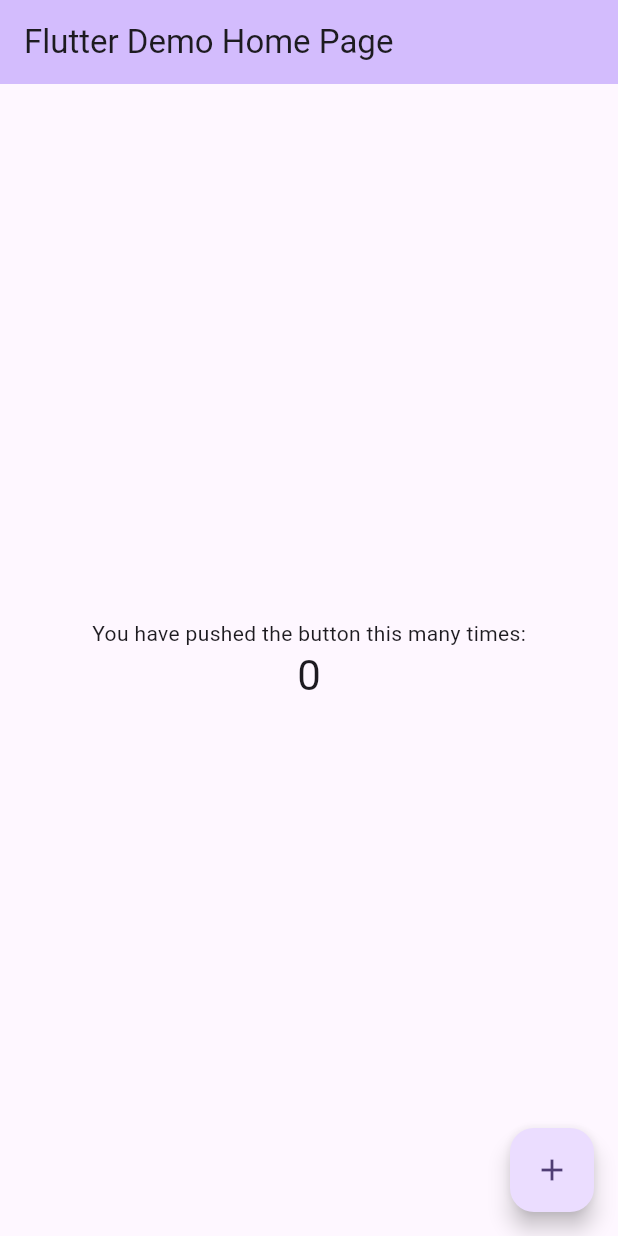
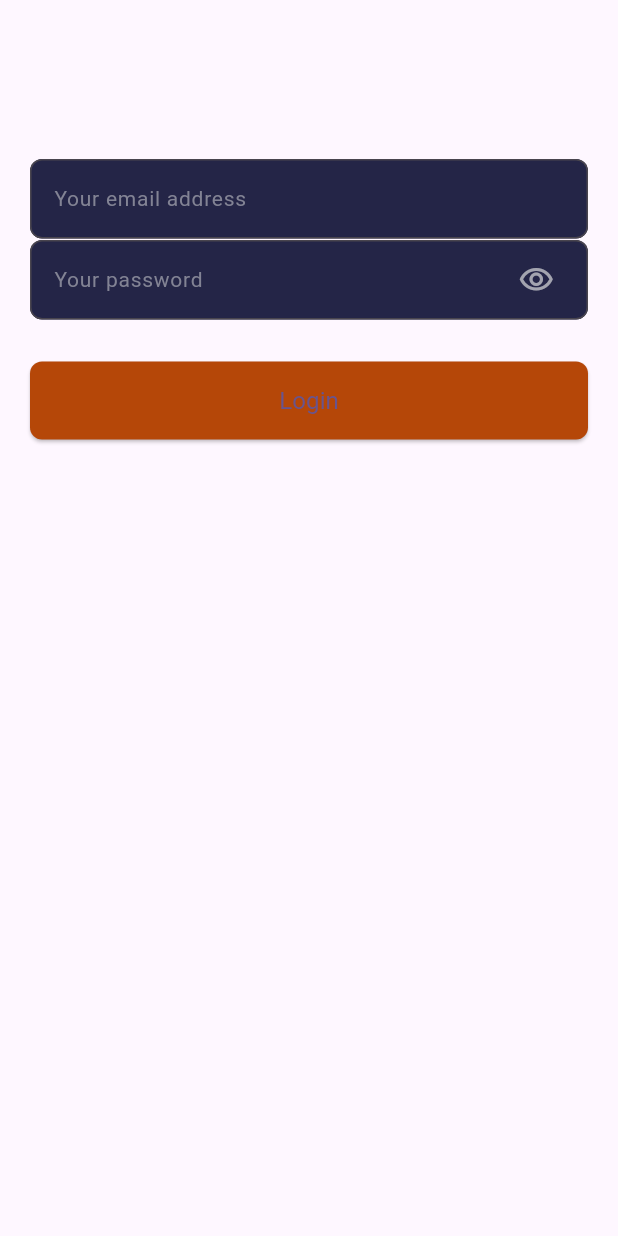
Before and after one commit to samithakuruwitaarachchi/flutter_test, a Flutter app: the screen it shows after launch, on a phone screen of 412 x 824 dp. Run offline on Flutter 3.47's test engine with Material 2 defaults, Android fonts, the phone set to English and light mode, and no system bars.

Commit message:
Login View added

```diff
--- /dev/null
+++ b/ecom/lib/constants/app_colors.dart
@@ -0,0 +1,31 @@
+
+class AppColors{
+
+  static int colorWhite = 0xffFFFFFF;
+  static int colorBackground = 0xFF171930;
+// blue
+  static int colorBlue = 0xff242547;
+  static int colorBlue2 = 0xff4D8AEB;
+  static int colorBlue3 = 0xff3B5998;
+  static int colorBlue4 = 0xff4385F4;
+  static int colorBlue5 = 0xff266ED7;
+  static int colorBlue6 = 0xff0D0F22;
+  static int colorBlue7 = 0xff1570EF;
+  static int colorBlue8 = 0xff1e203b;
+  static int colorBlue9 = 0xff363956;
+// gray
+  static int colorGray1 = 0xffA3A4AF;
+  static int colorGray2 = 0xffA3A4AF;
+  static int colorGray3 = 0xff828394;
+  static int colorGray4 = 0xffC5C5C5;
+  static int colorGray5 = 0xffE3E3E3;
+
+// yellow
+  static int colorYellow = 0xffB54708;
+
+// green
+  static int colorGreen = 0xff027A48;
+
+//  red
+  static int colorRed = 0xffB2393F;
+}
--- /dev/null
+++ b/ecom/lib/constants/app_strings.dart
@@ -0,0 +1,23 @@
+class AppStrings{
+
+  static String buttonTextNext = "Next";
+  static String loginTitleText = "Login to TaskOps";
+  static String loginDescText =
+      "See your to-do list by logging in to your account.";
+  static String loginLabelText = "Email address";
+  static String passwordLabelText = "Password";
+  static String forgotPasswordLabelText = "Forgot Password?";
+  static String loginButtonText = "Login";
+
+
+  static String hintTextEmail = "Your email address";
+  static String hintCreatePassword = "Your new password";
+  static String hintConfirmPassword = "Your confirmation password";
+  static String hintFirstName = "Your first name";
+  static String hintLastname = "Your last name";
+  static String hintPassword = "Your password";
+  static String cancelButtonText = "Cancel";
+  static String confirmButtonText = "Confirm";
+  static String createPasswordButtonText = "Create new password";
+
+}
--- a/ecom/lib/main.dart
+++ b/ecom/lib/main.dart
@@ -1,4 +1,9 @@
+import 'package:ecom/constants/app_strings.dart';
+import 'package:ecom/views/LoginView.dart';
 import 'package:flutter/material.dart';
+import 'package:flutter/services.dart';
+
+import 'constants/app_colors.dart';
 
 void main() {
   runApp(const MyApp());
@@ -13,40 +18,18 @@ class MyApp extends StatelessWidget {
     return MaterialApp(
       title: 'Flutter Demo',
       theme: ThemeData(
-        // This is the theme of your application.
-        //
-        // TRY THIS: Try running your application with "flutter run". You'll see
-        // the application has a blue toolbar. Then, without quitting the app,
-        // try changing the seedColor in the colorScheme below to Colors.green
-        // and then invoke "hot reload" (save your changes or press the "hot
-        // reload" button in a Flutter-supported IDE, or press "r" if you used
-        // the command line to start the app).
-        //
-        // Notice that the counter didn't reset back to zero; the application
-        // state is not lost during the reload. To reset the state, use hot
-        // restart instead.
-        //
-        // This works for code too, not just values: Most code changes can be
-        // tested with just a hot reload.
+
         colorScheme: ColorScheme.fromSeed(seedColor: Colors.deepPurple),
         useMaterial3: true,
       ),
-      home: const MyHomePage(title: 'Flutter Demo Home Page'),
+      home: LoginView(),
+      // home: const MyHomePage(title: 'Flutter Demo Home Page'),
     );
   }
 }
 
 class MyHomePage extends StatefulWidget {
   const MyHomePage({super.key, required this.title});
-
-  // This widget is the home page of your application. It is stateful, meaning
-  // that it has a State object (defined below) that contains fields that affect
-  // how it looks.
-
-  // This class is the configuration for the state. It holds the values (in this
-  // case the title) provided by the parent (in this case the App widget) and
-  // used by the build method of the State. Fields in a Widget subclass are
-  // always marked "final".
 
   final String title;
 
@@ -59,67 +42,76 @@ class _MyHomePageState extends State<MyHomePage> {
 
   void _incrementCounter() {
     setState(() {
-      // This call to setState tells the Flutter framework that something has
-      // changed in this State, which causes it to rerun the build method below
-      // so that the display can reflect the updated values. If we changed
-      // _counter without calling setState(), then the build method would not be
-      // called again, and so nothing would appear to happen.
+
       _counter++;
     });
   }
 
   @override
   Widget build(BuildContext context) {
-    // This method is rerun every time setState is called, for instance as done
-    // by the _incrementCounter method above.
-    //
-    // The Flutter framework has been optimized to make rerunning build methods
-    // fast, so that you can just rebuild anything that needs updating rather
-    // than having to individually change instances of widgets.
-    return Scaffold(
-      appBar: AppBar(
-        // TRY THIS: Try changing the color here to a specific color (to
-        // Colors.amber, perhaps?) and trigger a hot reload to see the AppBar
-        // change color while the other colors stay the same.
-        backgroundColor: Theme.of(context).colorScheme.inversePrimary,
-        // Here we take the value from the MyHomePage object that was created by
-        // the App.build method, and use it to set our appbar title.
-        title: Text(widget.title),
-      ),
-      body: Center(
-        // Center is a layout widget. It takes a single child and positions it
-        // in the middle of the parent.
-        child: Column(
-          // Column is also a layout widget. It takes a list of children and
-          // arranges them vertically. By default, it sizes itself to fit its
-          // children horizontally, and tries to be as tall as its parent.
+
+    final TextEditingController _emailController = TextEditingController();
+    final TextEditingController _passController = TextEditingController();
+    final textFieldFocusNode = FocusNode();
+    bool _obscured = true;
+    bool _emailvalidate = false;
+    bool _passvalidate = false;
+
+    return AnnotatedRegion<SystemUiOverlayStyle>(
+        value: SystemUiOverlayStyle.light,
+        child: Scaffold(
+          body: Padding(
+            padding: const EdgeInsets.fromLTRB(20, 105, 20, 0),
+            child: SingleChildScrollView(
+              child: Column(
+                crossAxisAlignment: CrossAxisAlignment.start,
+                children: [
+
+                  Padding(
+                    padding: const EdgeInsets.fromLTRB(0, 1, 0, 0),
+                    child: TextField(
+                      controller: _emailController,
+                      style: TextStyle(
+                        color: Color(AppColors.colorWhite),
+                        fontSize: 14,
+                      ),
+                      decoration: InputDecoration(
+                        errorText: _emailvalidate
+                            ? 'Please enter a valid email address.'
+                            : null,
+                        hintText: AppStrings.hintTextEmail,
+                        hintStyle: TextStyle(
+                          color: Color(AppColors.colorGray3),
+                          fontSize: 14,
+                          fontWeight: FontWeight.w400,
+                        ),
+                        filled: true,
+                        fillColor: Color(AppColors.colorBlue),
+                        border: OutlineInputBorder(
+                          borderRadius: BorderRadius.circular(8.0),
+                        ),
+                      ),
+                    ),
+                  ),
+
+                ],
+              ),
+            ),
+          )
+
+          // Center(
+          //   child: Column(
+          //     mainAxisAlignment: MainAxisAlignment.center,
+          //     children: <Widget>[
           //
-          // Column has various properties to control how it sizes itself and
-          // how it positions its children. Here we use mainAxisAlignment to
-          // center the children vertically; the main axis here is the vertical
-          // axis because Columns are vertical (the cross axis would be
-          // horizontal).
           //
-          // TRY THIS: Invoke "debug painting" (choose the "Toggle Debug Paint"
-          // action in the IDE, or press "p" in the console), to see the
-          // wireframe for each widget.
-          mainAxisAlignment: MainAxisAlignment.center,
-          children: <Widget>[
-            const Text(
-              'You have pushed the button this many times:',
-            ),
-            Text(
-              '$_counter',
-              style: Theme.of(context).textTheme.headlineMedium,
-            ),
-          ],
-        ),
-      ),
-      floatingActionButton: FloatingActionButton(
-        onPressed: _incrementCounter,
-        tooltip: 'Increment',
-        child: const Icon(Icons.add),
-      ), // This trailing comma makes auto-formatting nicer for build methods.
+          //
+          //     ],
+          //   ),
+          // ),
+        )
     );
+
+
   }
 }
--- /dev/null
+++ b/ecom/lib/views/LoginView.dart
@@ -0,0 +1,177 @@
+import 'package:flutter/cupertino.dart';
+import 'package:flutter/material.dart';
+import 'package:flutter/services.dart';
+
+import '../constants/app_colors.dart';
+import '../constants/app_strings.dart';
+
+class LoginView extends StatefulWidget {
+  const LoginView({Key? key}) : super(key: key);
+
+  @override
+  State<LoginView> createState() => _LoginViewState();
+}
+
+class _LoginViewState extends State<LoginView> {
+  @override
+  Widget build(BuildContext context) {
+    final TextEditingController _emailController = TextEditingController();
+    final TextEditingController _passController = TextEditingController();
+    final textFieldFocusNode = FocusNode();
+    bool _obscured = true;
+    bool _emailvalidate = false;
+    bool _passvalidate = false;
+
+    void _toggleObscured() {
+      setState(() {
+        _obscured = !_obscured;
+        if (textFieldFocusNode.hasPrimaryFocus)
+          return; // If focus is on text field, dont unfocus
+        textFieldFocusNode.canRequestFocus =
+        false; // Prevents focus if tap on eye
+      });
+    }
+
+    return AnnotatedRegion<SystemUiOverlayStyle>(
+        value: SystemUiOverlayStyle.light,
+        child: Scaffold(
+            body: Padding(
+              padding: const EdgeInsets.fromLTRB(20, 105, 20, 0),
+              child: SingleChildScrollView(
+                child: Column(
+                  crossAxisAlignment: CrossAxisAlignment.center,
+                  children: [
+                    Padding(
+                      padding: const EdgeInsets.fromLTRB(0, 1, 0, 0),
+                      child:
+                      TextField(
+                        controller: _emailController,
+                        style: TextStyle(
+                          color: Color(AppColors.colorWhite),
+                          fontSize: 14,
+                        ),
+                        decoration: InputDecoration(
+                          errorText: _emailvalidate
+                              ? 'Please enter a valid email address.'
+                              : null,
+                          hintText: AppStrings.hintTextEmail,
+                          hintStyle: TextStyle(
+                            color: Color(AppColors.colorGray3),
+                            fontSize: 14,
+                            fontWeight: FontWeight.w400,
+                          ),
+                          filled: true,
+                          fillColor: Color(AppColors.colorBlue),
+                          border: OutlineInputBorder(
+                            borderRadius: BorderRadius.circular(8.0),
+                          ),
+                        ),
+                      ),
+                    ),
+
+                    Padding(
+                      padding: const EdgeInsets.fromLTRB(0, 1, 0, 0),
+                      child: TextField(
+                        controller: _passController,
+                        keyboardType: TextInputType.visiblePassword,
+                        obscureText: _obscured,
+                        focusNode: textFieldFocusNode,
+                        obscuringCharacter: "*",
+                        style: TextStyle(
+                          color: Color(AppColors.colorWhite),
+                          fontSize: 14,
+                        ),
+                        decoration: InputDecoration(
+                          errorText: _passvalidate
+                              ? 'Please enter a correct password.'
+                              : null,
+                          hintText: AppStrings.hintPassword,
+                          hintStyle: TextStyle(
+                            color: Color(AppColors.colorGray3),
+                            fontSize: 14,
+                            fontWeight: FontWeight.w400,
+                          ),
+                          border: OutlineInputBorder(
+                            borderRadius: BorderRadius.circular(8.0),
+                          ),
+                          filled: true,
+                          fillColor: Color(AppColors.colorBlue),
+                          suffixIcon: Padding(
+                            padding: const EdgeInsets.fromLTRB(0, 0, 21, 0),
+                            child: GestureDetector(
+                              onTap: _toggleObscured,
+                              child: Icon(
+                                _obscured
+                                    ? Icons.visibility_outlined
+                                    : Icons.visibility_off_outlined,
+                                size: 24,
+                                color: Color(AppColors.colorGray1),
+                              ),
+                            ),
+                          ),
+                        ),
+                      ),
+                    ),
+
+                    Padding(
+                      padding: const EdgeInsets.fromLTRB(0, 28, 0, 0),
+                      child: Row(
+                        mainAxisAlignment: MainAxisAlignment.center,
+                        children: [
+                          Expanded(
+                            child: ElevatedButton(
+                              style: ElevatedButton.styleFrom(
+                                primary: Color(AppColors.colorYellow),
+                                minimumSize: const Size(100, 52),
+                                shape: RoundedRectangleBorder(
+                                  borderRadius:
+                                  BorderRadius.circular(8), // <-- Radius
+                                ),
+                              ),
+                              child: Text(
+                                AppStrings.loginButtonText,
+                                style: const TextStyle(
+                                  fontSize: 16,
+                                  fontWeight: FontWeight.w400,
+                                ),
+                              ),
+                              onPressed: () {
+                                setState(() {
+                                  if (_emailController.text.isEmpty) {
+                                    _emailvalidate = true;
+                                  } else {
+                                    if (!RegExp(
+                                        r"^[a-zA-Z0-9.a-zA-Z0-9.!#$%&'*+-/=?^_`{|}~]+@[a-zA-Z0-9]+\.[a-zA-Z]+")
+                                        .hasMatch(_emailController.text)) {
+                                      _emailvalidate = true;
+                                    } else {
+                                      if (_passController.text.isEmpty ||
+                                          _passController.text.length < 8) {
+                                        _passvalidate = true;
+                                      } else {
+                                        _emailvalidate = false;
+                                        _passvalidate = false;
+
+                                        // _authUser(_emailController.text,
+                                        //     _passController.text, context);
+                                      }
+                                    }
+                                  }
+                                });
+                              },
+                            ),
+                          ),
+                        ],
+                      ),
+                    ),
+
+                  ],
+                ),
+              ),
+            )
+
+        )
+    );
+
+  }
+}
--- a/ecom/pubspec.yaml
+++ b/ecom/pubspec.yaml
@@ -35,6 +35,7 @@ dependencies:
   # The following adds the Cupertino Icons font to your application.
   # Use with the CupertinoIcons class for iOS style icons.
   cupertino_icons: ^1.0.2
+  flutter_bloc: ^7.2.0
 
 dev_dependencies:
   flutter_test:
```
Also changed, not shown: ecom/lib/blocs/AppBlocs.dart (added), ecom/lib/blocs/AppEvents.dart (added), ecom/lib/blocs/AppStatus.dart (added), ecom/lib/repos/repositories.dart (added), ecom/lib/views/MainHome.dart (added), ecom/pubspec.lock.
